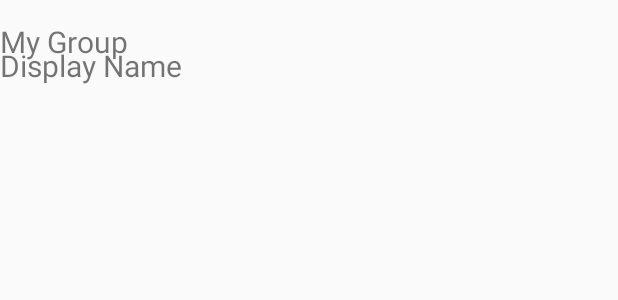
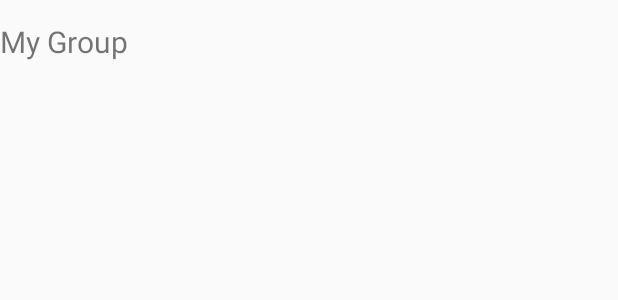
Before and after one commit to chalktalklsu/ChalkTalk, an Android app: the layout activity_my_profile.xml on its own in the app's theme, with its tools: preview values and no code run, on a phone screen of 412 x 824 dp. Shown: the top 300 px of the screen. Run offline under Robolectric (Android 15) with nearby library versions, the phone set to English and light mode, and no system bars.

Commit message:
profile activity

```diff
--- a/app/src/main/res/layout/activity_my_profile.xml
+++ b/app/src/main/res/layout/activity_my_profile.xml
@@ -14,7 +14,6 @@
         android:layout_width="wrap_content"
         android:layout_height="wrap_content"
         android:layout_alignParentStart="true"
-        android:layout_below="@+id/btn_ViewSkills"
         android:layout_marginTop="14dp"
         android:text="My Group"
         android:textSize="20sp"
@@ -24,14 +23,4 @@
 
 
 
-    <TextView
-        android:id="@+id/textView9"
-        android:layout_width="wrap_content"
-        android:layout_height="wrap_content"
-        android:text="Display Name"
-        android:textSize="20sp"
-        android:layout_marginTop="30dp"
-        android:layout_below="@+id/textMyProfile"
-        android:layout_toStartOf="@+id/textMyProfile" />
-
 </RelativeLayout>
```
